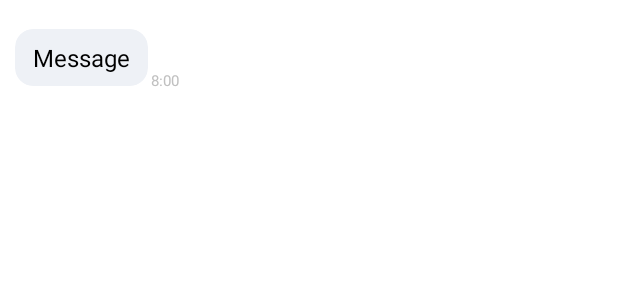
After one commit to h4xor7/Chatopia, an Android app: the layout item_message_received.xml on its own in the app's theme, with its tools: preview values and no code run, on a phone screen of 412 x 824 dp. The commit adds this screen. Shown: the top 300 px of the screen. Run offline under Robolectric (Android 15) with nearby library versions, the phone set to English and light mode, and no system bars.

Commit message:
changed in chat ui design

```diff
--- /dev/null
+++ b/app/src/main/res/layout/item_message_received.xml
@@ -0,0 +1,96 @@
+<?xml version="1.0" encoding="utf-8"?>
+<androidx.constraintlayout.widget.ConstraintLayout xmlns:android="http://schemas.android.com/apk/res/android"
+    xmlns:app="http://schemas.android.com/apk/res-auto"
+    android:layout_width="match_parent"
+    android:layout_height="wrap_content"
+    android:layout_marginStart="8dp"
+    android:layout_marginTop="16dp">
+
+    <TextView
+        android:id="@+id/text_gchat_date_other"
+        android:layout_width="wrap_content"
+        android:layout_height="wrap_content"
+        android:layout_marginTop="32dp"
+        android:paddingStart="8dp"
+        android:paddingTop="4dp"
+        android:paddingEnd="8dp"
+        android:paddingBottom="4dp"
+        android:visibility="gone"
+        android:text="June 10"
+        android:textColor="#C0C0C0"
+        app:layout_constraintEnd_toEndOf="parent"
+        app:layout_constraintStart_toStartOf="parent"
+        app:layout_constraintTop_toTopOf="parent" />
+
+    <ImageView
+        android:id="@+id/image_gchat_profile_other"
+        android:layout_width="24dp"
+        android:layout_height="24dp"
+        android:layout_marginStart="16dp"
+        android:contentDescription="User Icon"
+        android:visibility="gone"
+        android:src="@drawable/default_avatar"
+        app:layout_constraintStart_toStartOf="parent"
+        app:layout_constraintTop_toBottomOf="@+id/text_gchat_date_other" />
+
+    <TextView
+        android:id="@+id/text_gchat_user_other"
+        android:layout_width="wrap_content"
+        android:layout_height="wrap_content"
+        android:layout_marginStart="8dp"
+        android:text="John Grady Cole"
+        android:visibility="gone"
+        android:textSize="16sp"
+        app:layout_constraintStart_toEndOf="@+id/image_gchat_profile_other"
+        app:layout_constraintTop_toBottomOf="@+id/text_gchat_date_other" />
+
+
+    <androidx.cardview.widget.CardView
+        android:id="@+id/card_gchat_message_other"
+        android:layout_width="wrap_content"
+        android:layout_height="wrap_content"
+        app:cardBackgroundColor="#eef1f6"
+        app:cardCornerRadius="12dp"
+        app:cardElevation="0dp"
+        app:cardPreventCornerOverlap="false"
+        app:cardUseCompatPadding="true"
+        app:layout_constraintStart_toEndOf="@+id/image_gchat_profile_other"
+        app:layout_constraintTop_toBottomOf="@+id/text_gchat_user_other">
+
+        <LinearLayout
+            android:id="@+id/layout_gchat_container_other"
+            android:layout_width="wrap_content"
+            android:layout_height="wrap_content"
+            android:orientation="vertical">
+
+            <TextView
+                android:id="@+id/text_gchat_message_other"
+                android:layout_width="wrap_content"
+                android:layout_height="wrap_content"
+                android:layout_marginBottom="8dp"
+                android:maxWidth="260dp"
+                android:paddingLeft="12dp"
+                android:paddingTop="8dp"
+                android:paddingRight="12dp"
+                android:text="Message"
+                android:textColor="#000000"
+                android:textSize="16sp" />
+
+        </LinearLayout>
+
+
+    </androidx.cardview.widget.CardView>
+
+
+    <TextView
+        android:id="@+id/text_gchat_timestamp_other"
+        android:layout_width="wrap_content"
+        android:layout_height="wrap_content"
+        android:text="8:00"
+        android:textColor="#C0C0C0"
+        android:textSize="10sp"
+        app:layout_constraintBottom_toBottomOf="@+id/card_gchat_message_other"
+        app:layout_constraintStart_toEndOf="@+id/card_gchat_message_other" />
+
+
+</androidx.constraintlayout.widget.ConstraintLayout>
```
Also changed, not shown: app/src/main/java/com/panedey/chatopia/view/MessageAdapter.kt (+86 -42 lines), app/src/main/res/layout/item_message_sent.xml (added, +70 -0 lines).
